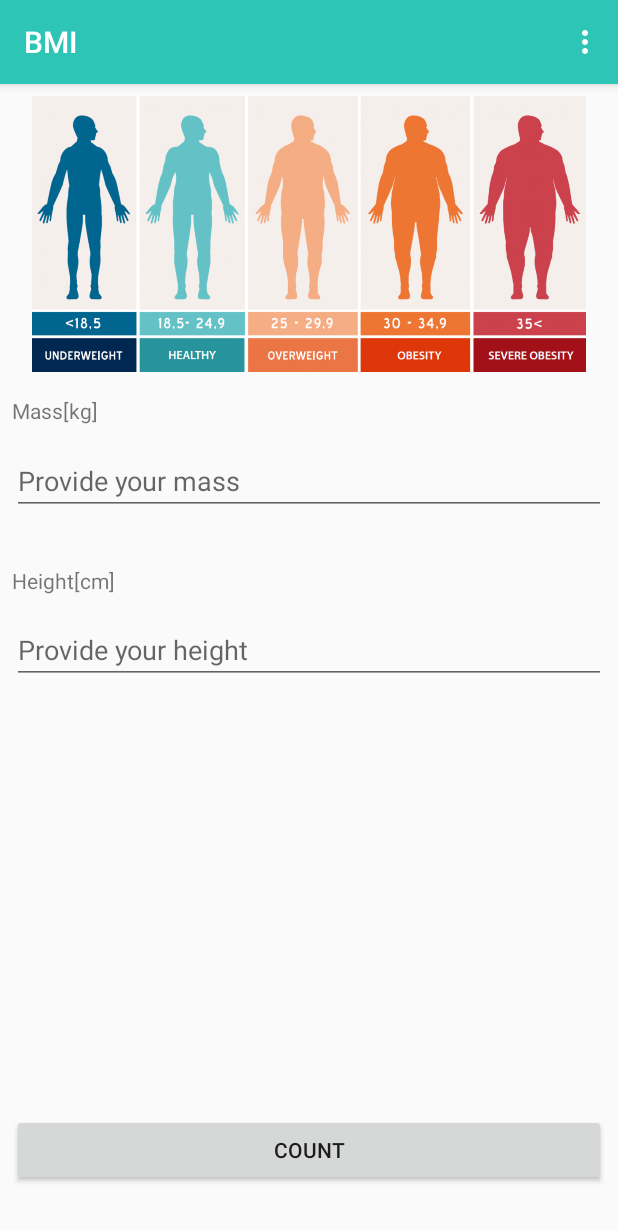
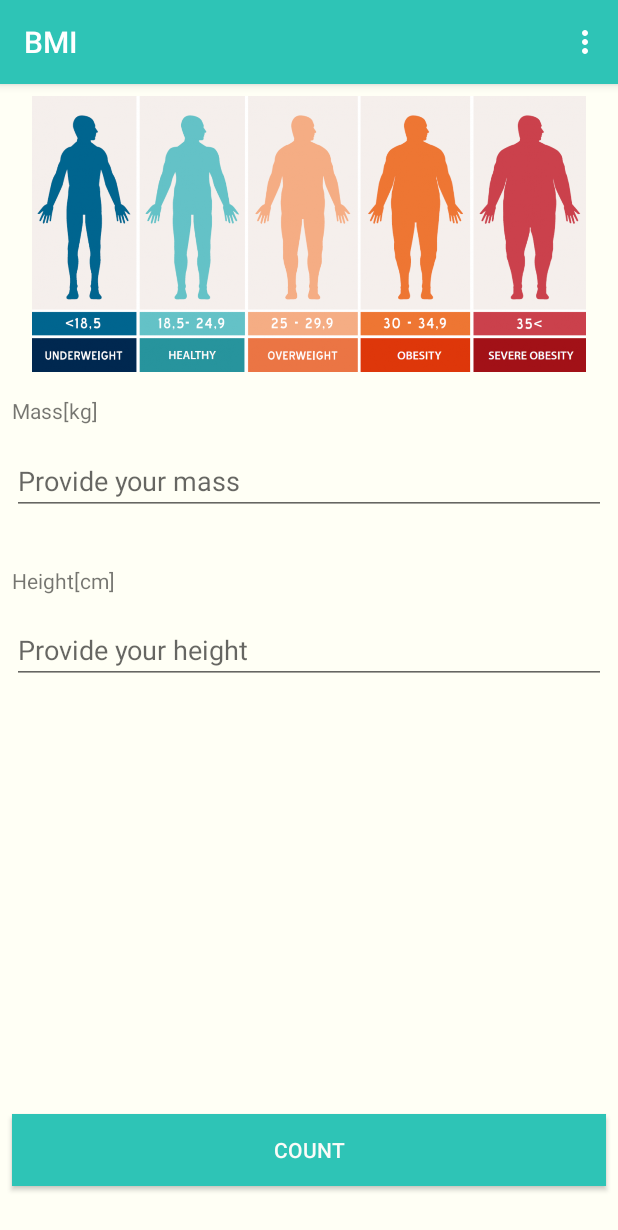
Before and after one commit to FigBar/SWiM, an Android app: the screen it shows after launch (MainActivity), on a phone screen of 412 x 824 dp. Shown: the top 1230 px of the screen. Run offline under Robolectric (Android 15) with nearby library versions, the phone set to English and light mode, and no system bars.

Commit message:
fix(assignment-phase-two): Change styling and ImageButton icon

```diff
--- a/BMI/app/src/main/res/layout/activity_detail_bmi.xml
+++ b/BMI/app/src/main/res/layout/activity_detail_bmi.xml
@@ -6,6 +6,7 @@
     xmlns:tools="http://schemas.android.com/tools"
     android:layout_width="match_parent"
     android:layout_height="wrap_content"
+    android:background="@color/myBackground"
     tools:layout_editor_absoluteX="0dp"
     tools:layout_editor_absoluteY="0dp">
 
@@ -76,8 +77,8 @@
     <androidx.constraintlayout.widget.ConstraintLayout
         android:layout_width="match_parent"
         android:layout_height="match_parent"
-        android:layout_alignParentBottom="true"
-        android:layout_below="@+id/aboutAppImage">
+        android:layout_below="@+id/aboutAppImage"
+        android:layout_alignParentBottom="true">
 
         <TextView
             android:id="@+id/description_text_view"
--- a/BMI/app/src/main/res/layout/activity_main.xml
+++ b/BMI/app/src/main/res/layout/activity_main.xml
@@ -5,11 +5,11 @@
     android:id="@+id/scrollView2"
     android:layout_width="match_parent"
     android:layout_height="match_parent"
+    android:background="@color/myBackground"
     android:fillViewport="true"
     tools:layout_editor_absoluteX="0dp"
-    tools:layout_editor_absoluteY="0dp"
 
-    >
+    tools:layout_editor_absoluteY="0dp">
 
     <androidx.constraintlayout.widget.ConstraintLayout
         android:layout_width="match_parent"
@@ -133,31 +133,30 @@
 
             <TextView
                 android:id="@+id/resultTV"
-                android:layout_width="264dp"
+                android:layout_width="0dp"
                 android:layout_height="64dp"
                 android:layout_marginStart="8dp"
                 android:layout_marginTop="8dp"
                 android:layout_marginEnd="8dp"
                 android:textAlignment="center"
-                android:textSize="30sp"
-                app:layout_constraintEnd_toEndOf="parent"
-                app:layout_constraintHorizontal_bias="0.15"
+                android:textSize="54sp"
+                app:layout_constraintEnd_toStartOf="@+id/guideline5"
                 app:layout_constraintStart_toStartOf="parent"
                 app:layout_constraintTop_toBottomOf="@+id/bmiLabel" />
 
             <TextView
                 android:id="@+id/categoryTV"
-                android:layout_width="264dp"
+                android:layout_width="0dp"
                 android:layout_height="64dp"
                 android:layout_marginStart="8dp"
                 android:layout_marginTop="8dp"
                 android:layout_marginEnd="8dp"
                 android:layout_marginBottom="8dp"
                 android:gravity="center"
+                android:textAlignment="center"
                 android:textSize="24sp"
                 app:layout_constraintBottom_toBottomOf="parent"
-                app:layout_constraintEnd_toEndOf="parent"
-                app:layout_constraintHorizontal_bias="0.15"
+                app:layout_constraintEnd_toStartOf="@+id/guideline5"
                 app:layout_constraintStart_toStartOf="parent"
                 app:layout_constraintTop_toBottomOf="@+id/resultTV" />
 
@@ -170,25 +169,33 @@
                 android:layout_marginEnd="8dp"
                 android:text="@string/your_bmi"
                 android:textAlignment="center"
-                app:layout_constraintEnd_toEndOf="parent"
-                app:layout_constraintHorizontal_bias="0.35"
+                app:layout_constraintEnd_toStartOf="@+id/guideline5"
                 app:layout_constraintStart_toStartOf="parent"
-                app:layout_constraintTop_toTopOf="@+id/results_segment" />
+                app:layout_constraintTop_toTopOf="parent" />
 
             <ImageButton
                 android:id="@+id/imageButton"
-                android:layout_width="wrap_content"
-                android:layout_height="wrap_content"
-                android:layout_marginStart="8dp"
+                android:layout_width="64dp"
+                android:layout_height="64dp"
                 android:layout_marginTop="8dp"
                 android:layout_marginEnd="8dp"
                 android:layout_marginBottom="8dp"
+                android:background="@android:color/transparent"
                 android:onClick="goToInfoActivity"
+                android:scaleType="fitCenter"
                 app:layout_constraintBottom_toBottomOf="parent"
                 app:layout_constraintEnd_toEndOf="parent"
-                app:layout_constraintStart_toEndOf="@+id/resultTV"
+                app:layout_constraintHorizontal_bias="0.0"
+                app:layout_constraintStart_toStartOf="@+id/guideline5"
                 app:layout_constraintTop_toTopOf="parent"
-                app:srcCompat="@android:drawable/ic_menu_info_details" />
+                app:srcCompat="@drawable/ic_launcher" />
+
+            <androidx.constraintlayout.widget.Guideline
+                android:id="@+id/guideline5"
+                android:layout_width="wrap_content"
+                android:layout_height="wrap_content"
+                android:orientation="vertical"
+                app:layout_constraintGuide_percent="0.7" />
         </androidx.constraintlayout.widget.ConstraintLayout>
 
         <androidx.constraintlayout.widget.Guideline
@@ -214,8 +221,10 @@
             android:layout_marginTop="8dp"
             android:layout_marginEnd="8dp"
             android:layout_marginBottom="8dp"
+            android:background="@color/myPrimary"
             android:onClick="onCountClicked"
             android:text="@string/count"
+            android:textColor="@color/shadedWhite"
             app:layout_constraintBottom_toBottomOf="parent"
             app:layout_constraintEnd_toEndOf="parent"
             app:layout_constraintStart_toStartOf="parent"
--- a/BMI/app/src/main/res/values/colors.xml
+++ b/BMI/app/src/main/res/values/colors.xml
@@ -12,5 +12,6 @@
     <color name="myPrimary"> #2EC4B6</color>
     <color name="myPrimaryDark">#011627</color>
     <color name="myAccent">#E71D36</color>
+    <color name="myBackground">#FFFFF5</color>
 
 </resources>
```
Also changed, not shown: BMI/app/src/main/res/layout/activity_about.xml (+20 -19 lines), BMI/app/src/main/res/drawable/ic_launcher.png (added).
